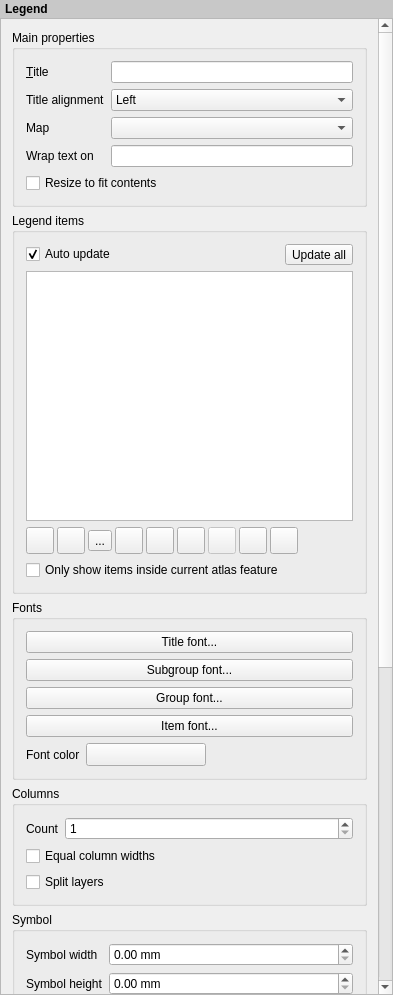
Old version of the form src/ui/composer/qgscomposerlegendwidgetbase.ui in the repository qgis/QGIS.
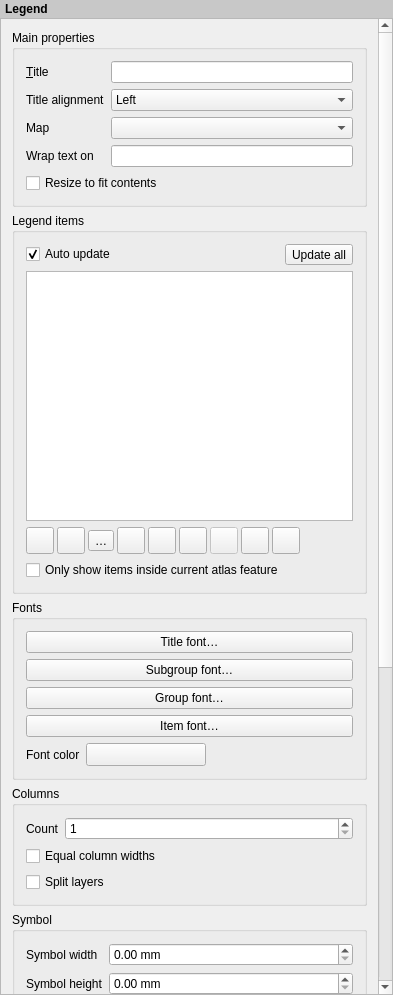
New version of the form. Icons and pictures are not drawn. Custom widgets are drawn as their Qt base class.

What changed in the file:
```diff
--- a/src/ui/composer/qgscomposerlegendwidgetbase.ui
+++ b/src/ui/composer/qgscomposerlegendwidgetbase.ui
@@ -285,7 +285,7 @@
                <string>Add group</string>
               </property>
               <property name="text">
-               <string>...</string>
+               <string>…</string>
               </property>
               <property name="icon">
                <iconset resource="../../../images/images.qrc">
@@ -465,28 +465,28 @@
              </sizepolicy>
             </property>
             <property name="text">
-             <string>Title font...</string>
+             <string>Title font…</string>
             </property>
            </widget>
           </item>
           <item>
            <widget class="QPushButton" name="mLayerFontButton">
             <property name="text">
-             <string>Subgroup font...</string>
+             <string>Subgroup font…</string>
             </property>
            </widget>
           </item>
           <item>
            <widget class="QPushButton" name="mGroupFontButton">
             <property name="text">
-             <string>Group font...</string>
+             <string>Group font…</string>
             </property>
            </widget>
           </item>
           <item>
            <widget class="QPushButton" name="mItemFontButton">
             <property name="text">
-             <string>Item font...</string>
+             <string>Item font…</string>
             </property>
            </widget>
           </item>
```
